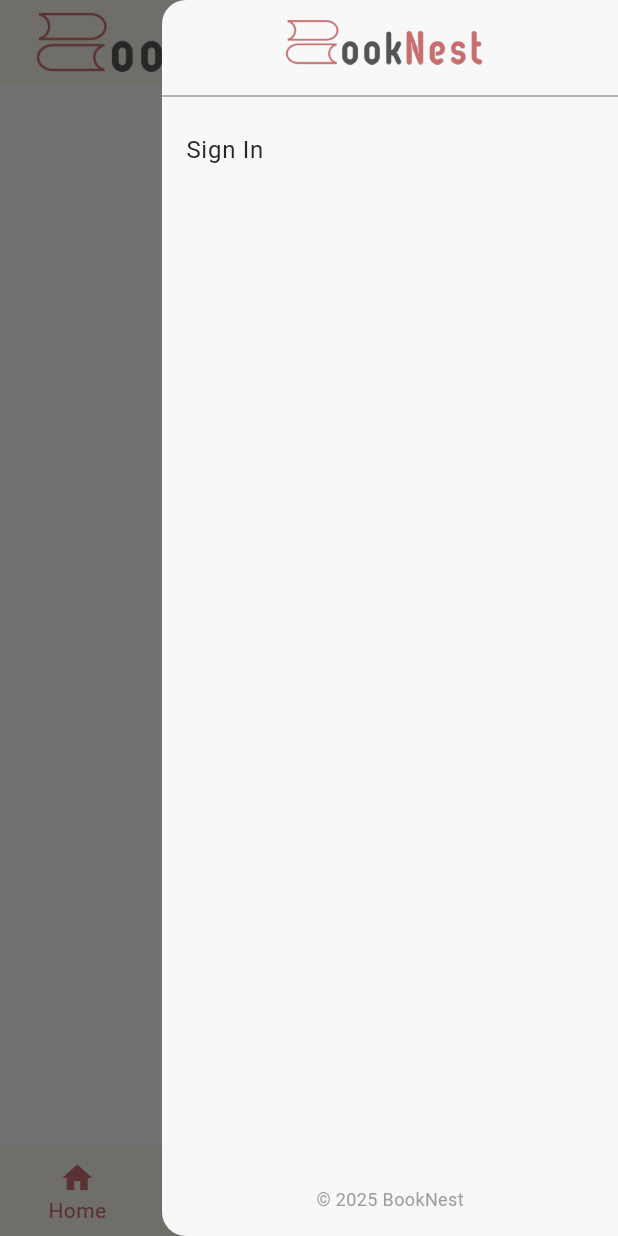
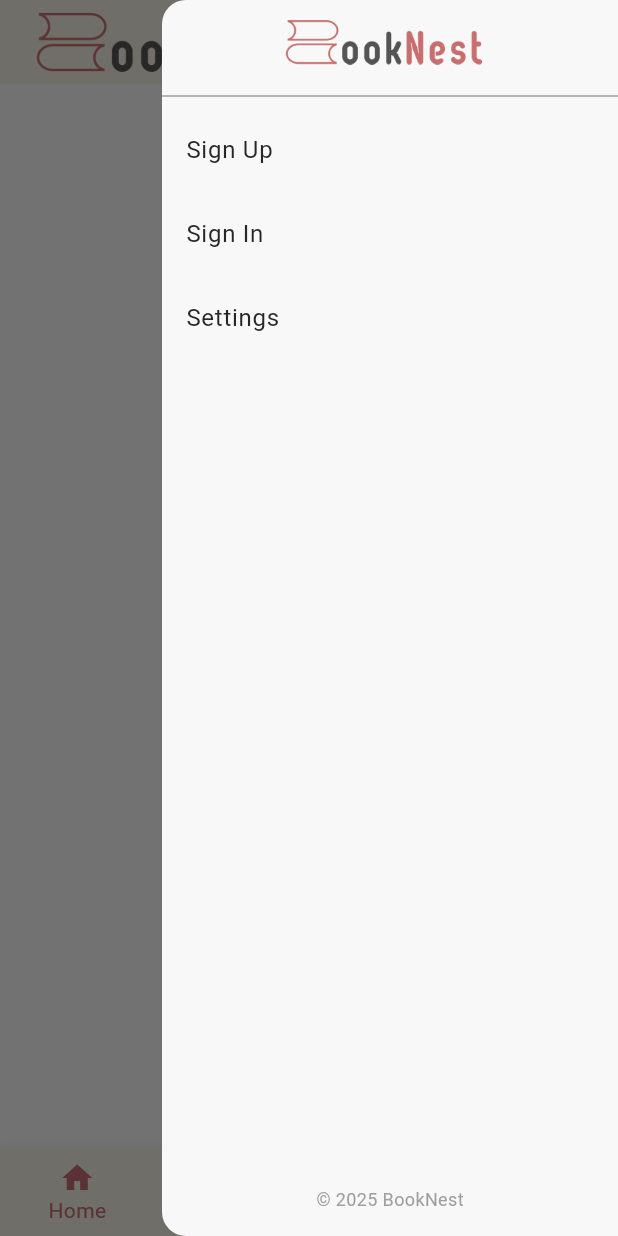
Before and after one commit to Yusufalfaa/abp_flutter_booknest, a Flutter app: the screen it shows after launch, with the side drawer open, on a phone screen of 412 x 824 dp. Run offline on Flutter 3.47's test engine with Material 3 defaults, Android fonts, the phone set to English and light mode, and no system bars.

Commit message:
Navbar 1.3

```diff
--- a/lib/main.dart
+++ b/lib/main.dart
@@ -1,3 +1,4 @@
+import 'package:booknest/pages/sign_up_page.dart';
 import 'package:flutter/material.dart';
 import 'pages/home_page.dart';
 import 'pages/all_books_page.dart';
@@ -24,6 +25,7 @@ class MyApp extends StatelessWidget {
   Widget build(BuildContext context) {
     return MaterialApp(
       title: "BookNest",
+      debugShowCheckedModeBanner: false,
       theme: ThemeData(
         scaffoldBackgroundColor: backgroundColor,
       ),
@@ -46,6 +48,9 @@ class MyApp extends StatelessWidget {
           case '/sign-in':
             page = const SignInPage();
             break;
+          case '/sign-up':
+            page = const SignUpPage();
+            break;
           case '/':
           default:
             page = const HomePage();
--- a/lib/pages/home_page.dart
+++ b/lib/pages/home_page.dart
@@ -96,7 +96,9 @@ Widget buildDrawer(BuildContext context) {
         Expanded(
           child: ListView(
             children: [
+              _buildDrawerItem(context, 'Sign Up', '/sign-up'),
               _buildDrawerItem(context, 'Sign In', '/sign-in'),
+              _buildDrawerItem(context, 'Settings', '/settings'),
             ],
           ),
         ),
```
